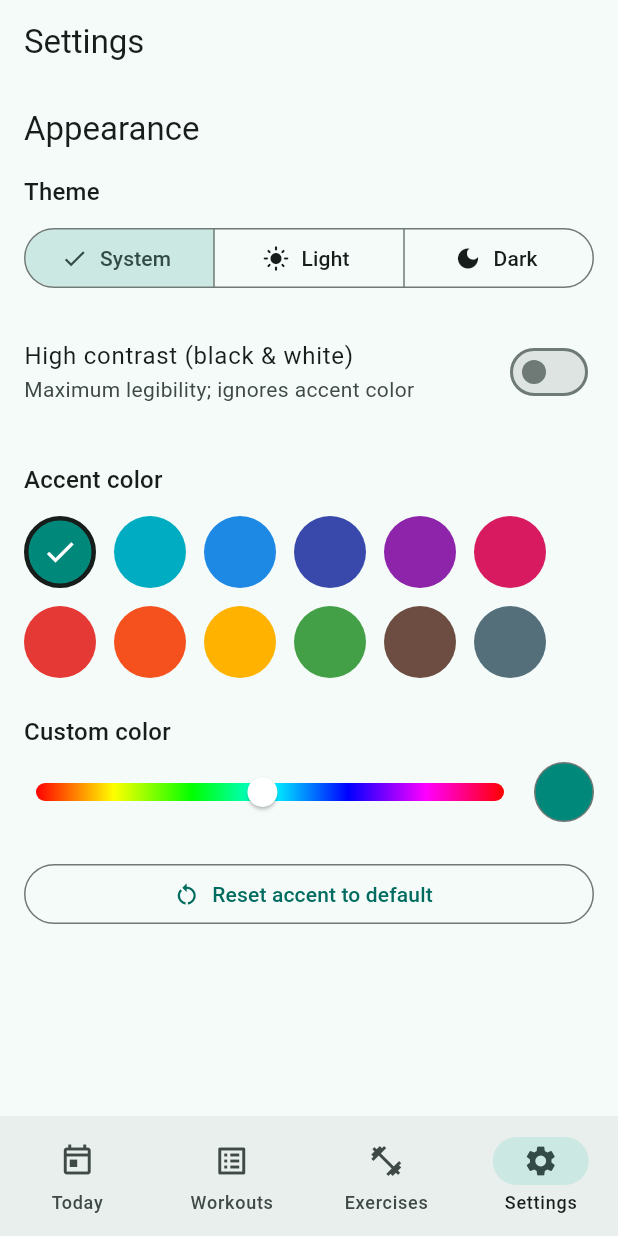
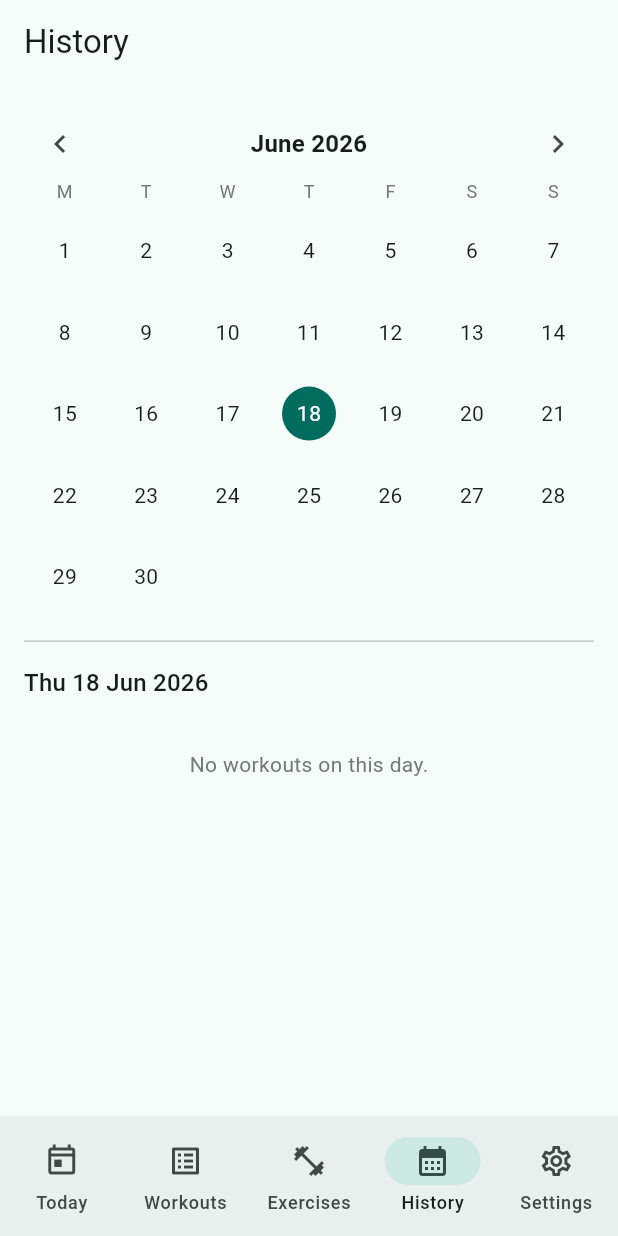
Before and after one commit to adanminhas/Workout-Application, a Flutter app: the screen it shows after launch, item 4 of the bottom bar chosen, on a phone screen of 412 x 824 dp. Run offline on Flutter 3.47's test engine with Material 3 defaults, Android fonts, the light colour scheme and no system bars; our stand-ins replace drift, drift_flutter, image_picker, shared_preferences, video_player; accounts and stored records are empty; generated files the repository leaves out were written again.

Commit message:
feat(history): history tab — calendar, session detail, delete/clear
- On finishing a guided workout, record the session + its completed sets
  (accumulated in-memory in sync with the player's undo, written once on
  finish; quit-midway runs are not saved). PlayerStep carries exerciseId;
  the player takes the repository, threaded from Today + Detail.
- New History tab (5th): a dependency-free MonthCalendar marks days with
  workouts (browse months, tap a day for its sessions, empty days handled).
- SessionDetailScreen lists the sets grouped by exercise.
- Delete a single log (⋮ on a session tile, or in its detail) or clear all
  history (sweep icon in the History app bar), both with confirmation.

```diff
--- a/lib/player/player_step.dart
+++ b/lib/player/player_step.dart
@@ -9,6 +9,7 @@ enum StepSide { none, left, right }
 /// set) of one exercise, plus the rest that follows it.
 class PlayerStep {
   const PlayerStep({
+    required this.exerciseId,
     required this.exerciseName,
     required this.trackingType,
     required this.setNumber,
@@ -26,6 +27,7 @@ class PlayerStep {
     this.mediaType,
   });
 
+  final String exerciseId;
   final String exerciseName;
   final TrackingType trackingType;
   final int setNumber;
@@ -104,6 +106,7 @@ List<PlayerStep> expandWorkout(Workout workout) {
   if (steps.isNotEmpty) {
     final last = steps.removeLast();
     steps.add(PlayerStep(
+      exerciseId: last.exerciseId,
       exerciseName: last.exerciseName,
       trackingType: last.trackingType,
       setNumber: last.setNumber,
@@ -133,6 +136,7 @@ PlayerStep _step(
   required bool isSetEnd,
 }) {
   return PlayerStep(
+    exerciseId: item.exercise.id,
     exerciseName: item.exercise.name,
     trackingType: item.trackingType,
     setNumber: setNumber,
--- /dev/null
+++ b/lib/screens/history_screen.dart
@@ -0,0 +1,211 @@
+import 'package:flutter/material.dart';
+
+import '../data/workout_repository.dart';
+import '../models/workout_session.dart';
+import '../widgets/month_calendar.dart';
+import 'session_detail_screen.dart';
+
+/// History tab: a month calendar marking days with completed workouts, and the
+/// list of sessions for the selected day. Reads sessions reactively.
+class HistoryScreen extends StatefulWidget {
+  const HistoryScreen({super.key, required this.repository});
+
+  final WorkoutRepository repository;
+
+  @override
+  State<HistoryScreen> createState() => _HistoryScreenState();
+}
+
+class _HistoryScreenState extends State<HistoryScreen> {
+  late final Stream<List<WorkoutSessionSummary>> _sessions =
+      widget.repository.watchSessions();
+
+  late DateTime _month;
+  late DateTime _selectedDay;
+
+  static const _weekdays = ['Mon', 'Tue', 'Wed', 'Thu', 'Fri', 'Sat', 'Sun'];
+  static const _months = [
+    'Jan', 'Feb', 'Mar', 'Apr', 'May', 'Jun',
+    'Jul', 'Aug', 'Sep', 'Oct', 'Nov', 'Dec',
+  ];
+
+  @override
+  void initState() {
+    super.initState();
+    final now = DateTime.now();
+    _month = DateTime(now.year, now.month);
+    _selectedDay = MonthCalendar.dateOnly(now);
+  }
+
+  Future<void> _confirmClearAll(int count) async {
+    final confirmed = await showDialog<bool>(
+      context: context,
+      builder: (ctx) => AlertDialog(
+        title: const Text('Clear all history?'),
+        content: Text(
+          'All $count recorded ${count == 1 ? 'session' : 'sessions'} will be '
+          'permanently deleted. This cannot be undone.',
+        ),
+        actions: [
+          TextButton(
+            onPressed: () => Navigator.pop(ctx, false),
+            child: const Text('Cancel'),
+          ),
+          FilledButton(
+            onPressed: () => Navigator.pop(ctx, true),
+            style: FilledButton.styleFrom(
+              backgroundColor: Theme.of(ctx).colorScheme.error,
+              foregroundColor: Theme.of(ctx).colorScheme.onError,
+            ),
+            child: const Text('Clear all'),
+          ),
+        ],
+      ),
+    );
+    if (confirmed == true) await widget.repository.clearAllSessions();
+  }
+
+  @override
+  Widget build(BuildContext context) {
+    return StreamBuilder<List<WorkoutSessionSummary>>(
+      stream: _sessions,
+      builder: (context, snapshot) {
+        final sessions = snapshot.data ?? const <WorkoutSessionSummary>[];
+        final marked = {
+          for (final s in sessions) MonthCalendar.dateOnly(s.startedAt),
+        };
+        final daySessions = sessions
+            .where(
+                (s) => MonthCalendar.dateOnly(s.startedAt) == _selectedDay)
+            .toList();
+
+        return Scaffold(
+          appBar: AppBar(
+            title: const Text('History'),
+            actions: [
+              if (sessions.isNotEmpty)
+                IconButton(
+                  icon: const Icon(Icons.delete_sweep_outlined),
+                  tooltip: 'Clear all history',
+                  onPressed: () => _confirmClearAll(sessions.length),
+                ),
+            ],
+          ),
+          body: !snapshot.hasData
+              ? const Center(child: CircularProgressIndicator())
+              : ListView(
+                  padding: const EdgeInsets.all(16),
+                  children: [
+                    MonthCalendar(
+                      month: _month,
+                      selectedDay: _selectedDay,
+                      markedDays: marked,
+                      onSelectDay: (d) => setState(() => _selectedDay = d),
+                      onChangeMonth: (delta) => setState(() {
+                        _month = DateTime(_month.year, _month.month + delta);
+                      }),
+                    ),
+                    const Divider(height: 32),
+                    Text(
+                      _dayHeader(_selectedDay),
+                      style: Theme.of(context).textTheme.titleMedium,
+                    ),
+                    const SizedBox(height: 8),
+                    if (daySessions.isEmpty)
+                      Padding(
+                        padding: const EdgeInsets.symmetric(vertical: 24),
+                        child: Center(
+                          child: Text(
+                            'No workouts on this day.',
+                            style: TextStyle(
+                                color: Theme.of(context).colorScheme.outline),
+                          ),
+                        ),
+                      )
+                    else
+                      for (final s in daySessions)
+                        _SessionTile(
+                            session: s, repository: widget.repository),
+                  ],
+                ),
+        );
+      },
+    );
+  }
+
+  String _dayHeader(DateTime d) =>
+      '${_weekdays[d.weekday - 1]} ${d.day} ${_months[d.month - 1]} ${d.year}';
+}
+
+class _SessionTile extends StatelessWidget {
+  const _SessionTile({required this.session, required this.repository});
+
+  final WorkoutSessionSummary session;
+  final WorkoutRepository repository;
+
+  String _time(DateTime d) =>
+      '${d.hour.toString().padLeft(2, '0')}:${d.minute.toString().padLeft(2, '0')}';
+
+  String _subtitle() {
+    final parts = <String>[_time(session.startedAt)];
+    final dur = session.duration;
+    if (dur != null) {
+      parts.add(dur.inMinutes >= 1 ? '${dur.inMinutes} min' : '${dur.inSeconds}s');
+    }
+    parts.add('${session.setCount} '
+        '${session.setCount == 1 ? 'set' : 'sets'}');
+    return parts.join(' · ');
+  }
+
+  Future<void> _confirmDelete(BuildContext context) async {
+    final confirmed = await showDialog<bool>(
+      context: context,
+      builder: (ctx) => AlertDialog(
+        title: const Text('Delete this log?'),
+        content: Text(
+          'The "${session.workoutName}" session from ${_time(session.startedAt)} '
+          'will be permanently removed.',
+        ),
+        actions: [
+          TextButton(
+            onPressed: () => Navigator.pop(ctx, false),
+            child: const Text('Cancel'),
+          ),
+          FilledButton(
+            onPressed: () => Navigator.pop(ctx, true),
+            style: FilledButton.styleFrom(
+              backgroundColor: Theme.of(ctx).colorScheme.error,
+              foregroundColor: Theme.of(ctx).colorScheme.onError,
+            ),
+            child: const Text('Delete'),
+          ),
+        ],
+      ),
+    );
+    if (confirmed == true) await repository.deleteSession(session.id);
+  }
+
+  @override
+  Widget build(BuildContext context) {
+    return Card(
+      child: ListTile(
+        leading: const CircleAvatar(child: Icon(Icons.fitness_center)),
+        title: Text(session.workoutName,
+            style: const TextStyle(fontWeight: FontWeight.bold)),
+        subtitle: Text(_subtitle()),
+        trailing: PopupMenuButton<String>(
+          onSelected: (v) {
+            if (v == 'delete') _confirmDelete(context);
+          },
+          itemBuilder: (_) => const [
+            PopupMenuItem(value: 'delete', child: Text('Delete')),
+          ],
+        ),
+        onTap: () => Navigator.of(context).push(MaterialPageRoute(
+          builder: (_) =>
+              SessionDetailScreen(session: session, repository: repository),
+        )),
+      ),
+    );
+  }
+}
--- a/lib/screens/home_shell.dart
+++ b/lib/screens/home_shell.dart
@@ -3,12 +3,13 @@ import 'package:flutter/material.dart';
 import '../data/workout_repository.dart';
 import '../theme/theme_controller.dart';
 import 'exercises_screen.dart';
+import 'history_screen.dart';
 import 'settings_screen.dart';
 import 'today_screen.dart';
 import 'workouts_screen.dart';
 
-/// Bottom-navigation shell hosting the Phase 1 tabs plus Settings.
-/// A History tab arrives with Phase 6.
+/// Bottom-navigation shell hosting Today / Workouts / Exercises / History /
+/// Settings.
 class HomeShell extends StatefulWidget {
   const HomeShell({
     super.key,
@@ -32,6 +33,7 @@ class _HomeShellState extends State<HomeShell> {
       TodayScreen(repository: widget.repository),
       WorkoutsScreen(repository: widget.repository),
       ExercisesScreen(repository: widget.repository),
+      HistoryScreen(repository: widget.repository),
       SettingsScreen(themeController: widget.themeController),
     ];
 
@@ -57,6 +59,11 @@ class _HomeShellState extends State<HomeShell> {
             label: 'Exercises',
           ),
           NavigationDestination(
+            icon: Icon(Icons.calendar_month_outlined),
+            selectedIcon: Icon(Icons.calendar_month),
+            label: 'History',
+          ),
+          NavigationDestination(
             icon: Icon(Icons.settings_outlined),
             selectedIcon: Icon(Icons.settings),
             label: 'Settings',
--- a/lib/screens/today_screen.dart
+++ b/lib/screens/today_screen.dart
@@ -102,7 +102,9 @@ class _TodayScreenState extends State<TodayScreen> {
                                 : () => Navigator.of(context).push(
                                       MaterialPageRoute(
                                         builder: (_) => WorkoutPlayerScreen(
-                                            workout: workout),
+                                          workout: workout,
+                                          repository: widget.repository,
+                                        ),
                                       ),
                                     ),
                             icon: const Icon(Icons.play_arrow),
--- a/lib/screens/workout_detail_screen.dart
+++ b/lib/screens/workout_detail_screen.dart
@@ -27,7 +27,8 @@ class _WorkoutDetailScreenState extends State<WorkoutDetailScreen> {
 
   void _start(Workout workout) {
     Navigator.of(context).push(MaterialPageRoute(
-      builder: (_) => WorkoutPlayerScreen(workout: workout),
+      builder: (_) =>
+          WorkoutPlayerScreen(workout: workout, repository: widget.repository),
     ));
   }
 
--- /dev/null
+++ b/lib/widgets/month_calendar.dart
@@ -0,0 +1,165 @@
+import 'package:flutter/material.dart';
+
+/// A compact, dependency-free month grid. The parent owns the state and passes
+/// the visible month, the selected day, and the set of days that have a marker
+/// (a dot under the number). Weeks start on Monday.
+class MonthCalendar extends StatelessWidget {
+  const MonthCalendar({
+    super.key,
+    required this.month,
+    required this.selectedDay,
+    required this.markedDays,
+    required this.onSelectDay,
+    required this.onChangeMonth,
+  });
+
+  /// Any date within the visible month (time ignored).
+  final DateTime month;
+  final DateTime? selectedDay;
+
+  /// Days (date-only) that should show a marker dot.
+  final Set<DateTime> markedDays;
+  final ValueChanged<DateTime> onSelectDay;
+
+  /// Called with -1 (previous) or +1 (next) month.
+  final ValueChanged<int> onChangeMonth;
+
+  static DateTime dateOnly(DateTime d) => DateTime(d.year, d.month, d.day);
+
+  static const _monthNames = [
+    'January', 'February', 'March', 'April', 'May', 'June',
+    'July', 'August', 'September', 'October', 'November', 'December',
+  ];
+  static const _weekdayLabels = ['M', 'T', 'W', 'T', 'F', 'S', 'S'];
+
+  @override
+  Widget build(BuildContext context) {
+    final theme = Theme.of(context);
+    final first = DateTime(month.year, month.month);
+    final daysInMonth = DateTime(month.year, month.month + 1, 0).day;
+    // weekday: Mon=1..Sun=7 → leading blanks before day 1.
+    final leadingBlanks = first.weekday - 1;
+    final today = dateOnly(DateTime.now());
+
+    final cells = <Widget>[];
+    for (var i = 0; i < leadingBlanks; i++) {
+      cells.add(const SizedBox.shrink());
+    }
+    for (var day = 1; day <= daysInMonth; day++) {
+      final date = DateTime(month.year, month.month, day);
+      cells.add(_DayCell(
+        day: day,
+        isToday: date == today,
+        isSelected: selectedDay != null && date == dateOnly(selectedDay!),
+        hasMarker: markedDays.contains(date),
+        onTap: () => onSelectDay(date),
+      ));
+    }
+
+    return Column(
+      children: [
+        Row(
+          children: [
+            IconButton(
+              icon: const Icon(Icons.chevron_left),
+              onPressed: () => onChangeMonth(-1),
+            ),
+            Expanded(
+              child: Text(
+                '${_monthNames[month.month - 1]} ${month.year}',
+                textAlign: TextAlign.center,
+                style: theme.textTheme.titleMedium
+                    ?.copyWith(fontWeight: FontWeight.bold),
+              ),
+            ),
+            IconButton(
+              icon: const Icon(Icons.chevron_right),
+              onPressed: () => onChangeMonth(1),
+            ),
+          ],
+        ),
+        Row(
+          children: [
+            for (final label in _weekdayLabels)
+              Expanded(
+                child: Center(
+                  child: Text(
+                    label,
+                    style: theme.textTheme.bodySmall
+                        ?.copyWith(color: theme.colorScheme.outline),
+                  ),
+                ),
+              ),
+          ],
+        ),
+        const SizedBox(height: 4),
+        GridView.count(
+          crossAxisCount: 7,
+          shrinkWrap: true,
+          physics: const NeverScrollableScrollPhysics(),
+          children: cells,
+        ),
+      ],
+    );
+  }
+}
+
+class _DayCell extends StatelessWidget {
+  const _DayCell({
+    required this.day,
+    required this.isToday,
+    required this.isSelected,
+    required this.hasMarker,
+    required this.onTap,
+  });
+
+  final int day;
+  final bool isToday;
+  final bool isSelected;
+  final bool hasMarker;
+  final VoidCallback onTap;
+
+  @override
+  Widget build(BuildContext context) {
+    final theme = Theme.of(context);
+    final fg = isSelected
+        ? theme.colorScheme.onPrimary
+        : theme.colorScheme.onSurface;
+    return InkWell(
+      onTap: onTap,
+      customBorder: const CircleBorder(),
+      child: Stack(
+        alignment: Alignment.center,
+        children: [
+          Container(
+            width: 36,
+            height: 36,
+            decoration: BoxDecoration(
+              shape: BoxShape.circle,
+              color: isSelected ? theme.colorScheme.primary : null,
+              border: isToday && !isSelected
+                  ? Border.all(color: theme.colorScheme.primary, width: 1.5)
+                  : null,
+            ),
+            alignment: Alignment.center,
+            child: Text('$day', style: TextStyle(color: fg)),
+          ),
+          if (hasMarker)
+            Positioned(
+              bottom: 4,
+              child: Container(
+                width: 5,
+                height: 5,
+                decoration: BoxDecoration(
+                  shape: BoxShape.circle,
+                  color: isSelected
+                      ? theme.colorScheme.onPrimary
+                      : theme.colorScheme.primary,
+                ),
+              ),
+            ),
+        ],
+      ),
+    );
+  }
+}
```
Also changed, not shown: lib/player/workout_player_screen.dart (+46 -6 lines), lib/screens/session_detail_screen.dart (added, +155 -0 lines).
